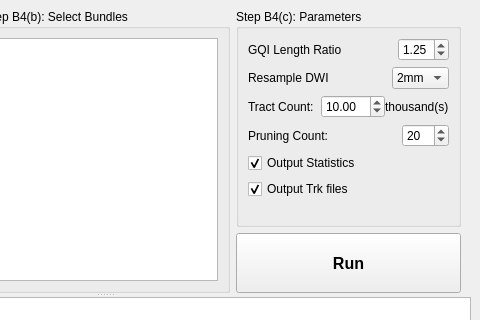
Above: auto_track.ui from frankyeh/DSI-Studio before the change; both pictures show x 270 to 750 and y 0 to 320 of the 750 by 505 pixel window. Below: the same form after it.
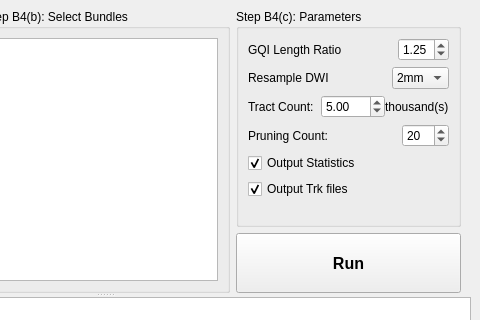
That is the form after the change. Icons and pictures are not drawn.

Commit message: [trk] update auto tracking

```diff
--- a/auto_track.ui
+++ b/auto_track.ui
@@ -354,7 +354,7 @@
                   <double>100.000000000000000</double>
                  </property>
                  <property name="value">
-                  <double>10.000000000000000</double>
+                  <double>5.000000000000000</double>
                  </property>
                 </widget>
                </item>
```
The commit also changes 2 other files.
